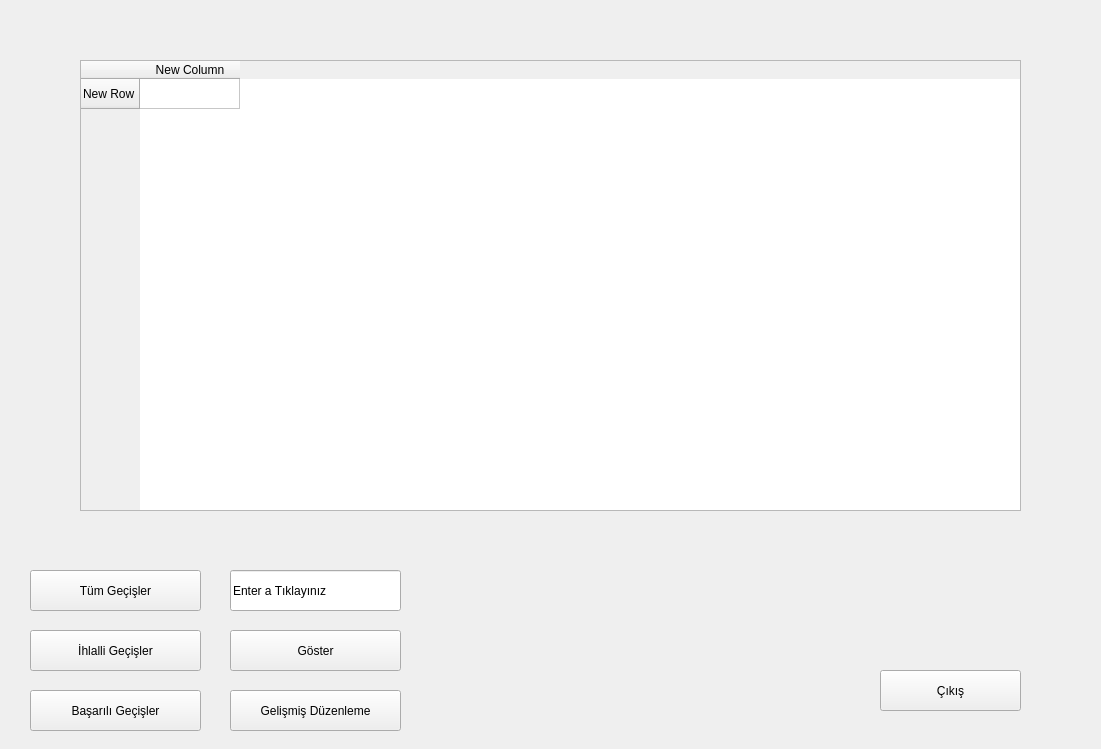
Before: the Qt Designer form gui/secondpage.ui in firathdr/Serit-Kontrol, drawn with Qt 5.
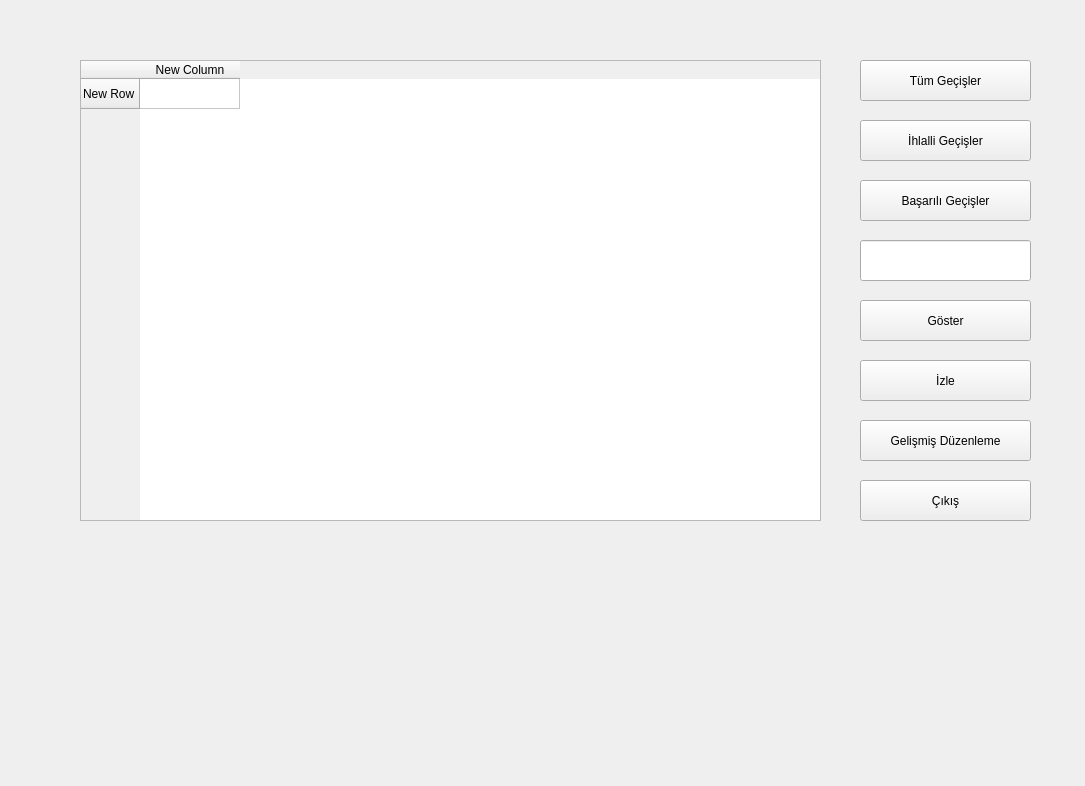
After: the same form once the commit is applied.

Patch:
```diff
--- a/gui/secondpage.ui
+++ b/gui/secondpage.ui
@@ -6,8 +6,8 @@
    <rect>
     <x>0</x>
     <y>0</y>
-    <width>1101</width>
-    <height>749</height>
+    <width>1085</width>
+    <height>786</height>
    </rect>
   </property>
   <property name="windowTitle">
@@ -16,8 +16,8 @@
   <widget class="QPushButton" name="pushButton">
    <property name="geometry">
     <rect>
-     <x>230</x>
-     <y>630</y>
+     <x>860</x>
+     <y>300</y>
      <width>171</width>
      <height>41</height>
     </rect>
@@ -29,21 +29,21 @@
   <widget class="QLineEdit" name="lineEdit">
    <property name="geometry">
     <rect>
-     <x>230</x>
-     <y>570</y>
+     <x>860</x>
+     <y>240</y>
      <width>171</width>
      <height>41</height>
     </rect>
    </property>
    <property name="text">
-    <string>Enter a Tıklayınız</string>
+    <string/>
    </property>
   </widget>
   <widget class="QPushButton" name="pushButton_2">
    <property name="geometry">
     <rect>
-     <x>30</x>
-     <y>570</y>
+     <x>860</x>
+     <y>60</y>
      <width>171</width>
      <height>41</height>
     </rect>
@@ -55,8 +55,8 @@
   <widget class="QPushButton" name="pushButton_3">
    <property name="geometry">
     <rect>
-     <x>30</x>
-     <y>630</y>
+     <x>860</x>
+     <y>120</y>
      <width>171</width>
      <height>41</height>
     </rect>
@@ -68,8 +68,8 @@
   <widget class="QPushButton" name="pushButton_4">
    <property name="geometry">
     <rect>
-     <x>30</x>
-     <y>690</y>
+     <x>860</x>
+     <y>180</y>
      <width>171</width>
      <height>41</height>
     </rect>
@@ -83,8 +83,8 @@
     <rect>
      <x>80</x>
      <y>60</y>
-     <width>941</width>
-     <height>451</height>
+     <width>741</width>
+     <height>461</height>
     </rect>
    </property>
    <property name="styleSheet">
@@ -104,9 +104,9 @@
   <widget class="QPushButton" name="pushButton_5">
    <property name="geometry">
     <rect>
-     <x>880</x>
-     <y>670</y>
-     <width>141</width>
+     <x>860</x>
+     <y>480</y>
+     <width>171</width>
      <height>41</height>
     </rect>
    </property>
@@ -117,8 +117,8 @@
   <widget class="QPushButton" name="pushButton_7">
    <property name="geometry">
     <rect>
-     <x>230</x>
-     <y>690</y>
+     <x>860</x>
+     <y>420</y>
      <width>171</width>
      <height>41</height>
     </rect>
@@ -127,6 +127,32 @@
     <string>Gelişmiş Düzenleme</string>
    </property>
   </widget>
+  <widget class="QLabel" name="arac_resim">
+   <property name="geometry">
+    <rect>
+     <x>220</x>
+     <y>540</y>
+     <width>561</width>
+     <height>201</height>
+    </rect>
+   </property>
+   <property name="text">
+    <string/>
+   </property>
+  </widget>
+  <widget class="QPushButton" name="pushButton_6">
+   <property name="geometry">
+    <rect>
+     <x>860</x>
+     <y>360</y>
+     <width>171</width>
+     <height>41</height>
+    </rect>
+   </property>
+   <property name="text">
+    <string>İzle</string>
+   </property>
+  </widget>
  </widget>
  <resources/>
  <connections/>
```
